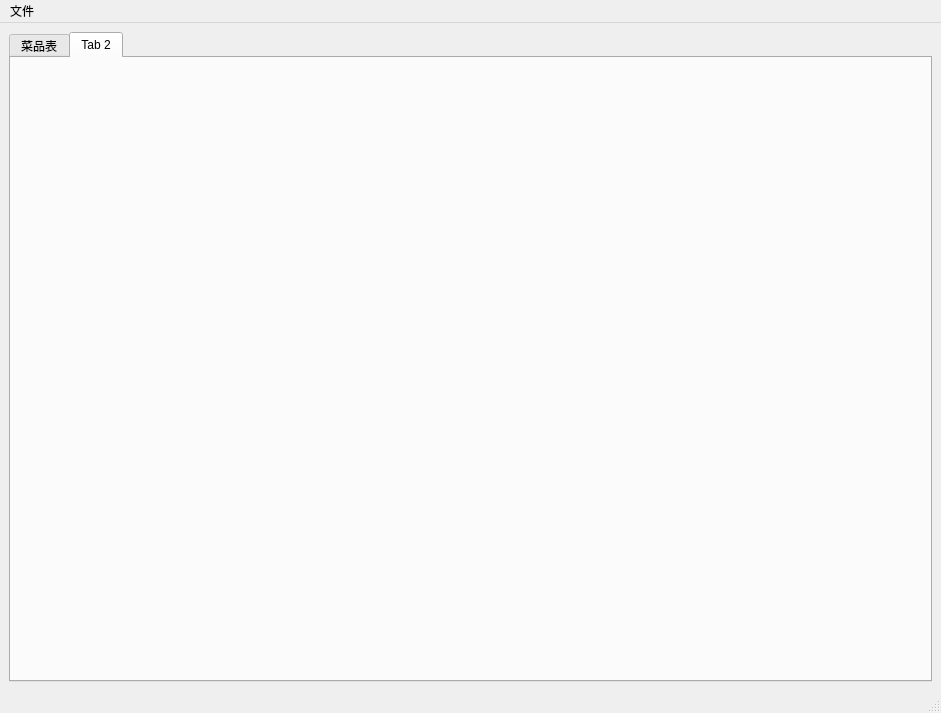
Above: main.ui from NHawk-Ke/restaurants_accounting before the change. Below: the same form after it.
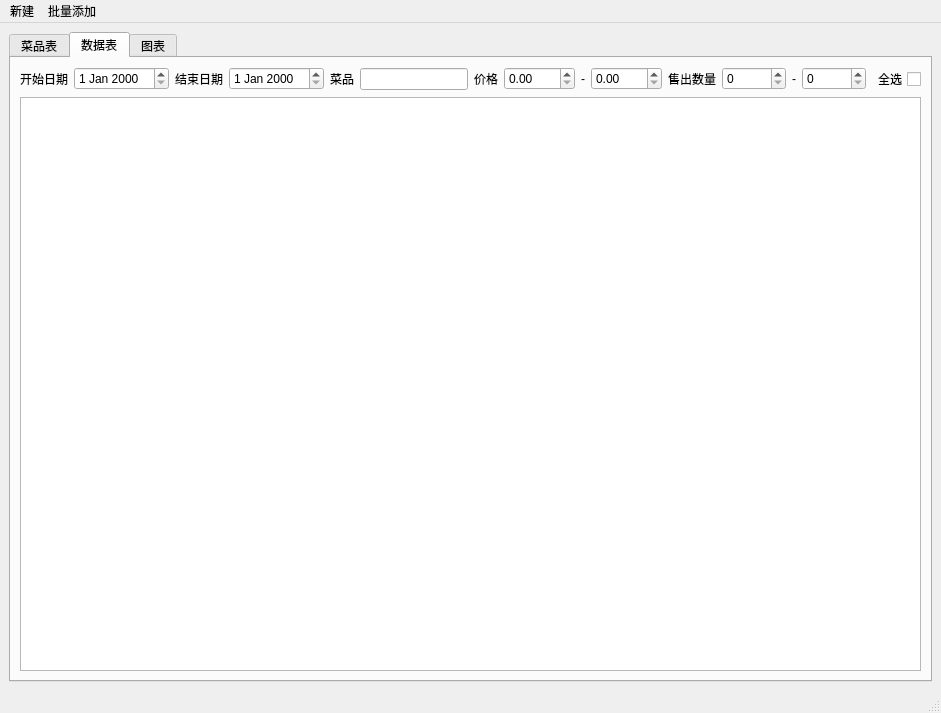
That is the form after the change. The open tabs and pages were chosen to show the change.

Commit message: Basic functionality finished. Do a bit UI now

What changed in the file:
```diff
--- a/main.ui
+++ b/main.ui
@@ -16,8 +16,11 @@
   <widget class="QWidget" name="centralwidget">
    <layout class="QGridLayout" name="gridLayout">
     <item row="2" column="0">
-     <widget class="QTabWidget" name="page_tab">
-      <widget class="QWidget" name="tab">
+     <widget class="QTabWidget" name="tabWidget">
+      <property name="currentIndex">
+       <number>0</number>
+      </property>
+      <widget class="QWidget" name="dish_table_tab">
        <attribute name="title">
         <string>菜品表</string>
        </attribute>
@@ -189,8 +192,177 @@
       </widget>
       <widget class="QWidget" name="tab_2">
        <attribute name="title">
-        <string>Tab 2</string>
+        <string>数据表</string>
        </attribute>
+       <layout class="QGridLayout" name="gridLayout_3">
+        <item row="0" column="0">
+         <layout class="QHBoxLayout" name="horizontalLayout_2">
+          <item>
+           <widget class="QLabel" name="label_7">
+            <property name="text">
+             <string>开始日期</string>
+            </property>
+           </widget>
+          </item>
+          <item>
+           <widget class="QDateEdit" name="lower_data_dateEdit">
+            <property name="sizePolicy">
+             <sizepolicy hsizetype="Expanding" vsizetype="Fixed">
+              <horstretch>0</horstretch>
+              <verstretch>0</verstretch>
+             </sizepolicy>
+            </property>
+           </widget>
+          </item>
+          <item>
+           <widget class="QLabel" name="label_8">
+            <property name="text">
+             <string>结束日期</string>
+            </property>
+           </widget>
+          </item>
+          <item>
+           <widget class="QDateEdit" name="higher_data_dateEdit">
+            <property name="sizePolicy">
+             <sizepolicy hsizetype="Expanding" vsizetype="Fixed">
+              <horstretch>0</horstretch>
+              <verstretch>0</verstretch>
+             </sizepolicy>
+            </property>
+           </widget>
+          </item>
+          <item>
+           <widget class="QLabel" name="label_6">
+            <property name="text">
+             <string>菜品</string>
+            </property>
+           </widget>
+          </item>
+          <item>
+           <widget class="QLineEdit" name="data_lineEdit"/>
+          </item>
+          <item>
+           <widget class="QLabel" name="label_11">
+            <property name="text">
+             <string>价格</string>
+            </property>
+           </widget>
+          </item>
+          <item>
+           <widget class="QDoubleSpinBox" name="lower_data_doubleSpinBox">
+            <property name="sizePolicy">
+             <sizepolicy hsizetype="Expanding" vsizetype="Fixed">
+              <horstretch>0</horstretch>
+              <verstretch>0</verstretch>
+             </sizepolicy>
+            </property>
+            <property name="maximum">
+             <double>9999.000000000000000</double>
+            </property>
+           </widget>
+          </item>
+          <item>
+           <widget class="QLabel" name="label_12">
+            <property name="text">
+             <string>-</string>
+            </property>
+           </widget>
+          </item>
+          <item>
+           <widget class="QDoubleSpinBox" name="higher_data_doubleSpinBox">
+            <property name="sizePolicy">
+             <sizepolicy hsizetype="Expanding" vsizetype="Fixed">
+              <horstretch>0</horstretch>
+              <verstretch>0</verstretch>
+             </sizepolicy>
+            </property>
+            <property name="maximum">
+             <double>9999.000000000000000</double>
+            </property>
+           </widget>
+          </item>
+          <item>
+           <widget class="QLabel" name="label_9">
+            <property name="text">
+             <string>售出数量</string>
+            </property>
+           </widget>
+          </item>
+          <item>
+           <widget class="QSpinBox" name="lower_data_spinBox">
+            <property name="sizePolicy">
+             <sizepolicy hsizetype="Expanding" vsizetype="Fixed">
+              <horstretch>0</horstretch>
+              <verstretch>0</verstretch>
+             </sizepolicy>
+            </property>
+            <property name="maximum">
+             <number>9999</number>
+            </property>
+           </widget>
+          </item>
+          <item>
+           <widget class="QLabel" name="label_10">
+            <property name="text">
+             <string>-</string>
+            </property>
+           </widget>
+          </item>
+          <item>
+           <widget class="QSpinBox" name="higher_data_spinBox">
+            <property name="sizePolicy">
+             <sizepolicy hsizetype="Expanding" vsizetype="Fixed">
+              <horstretch>0</horstretch>
+              <verstretch>0</verstretch>
+             </sizepolicy>
+            </property>
+            <property name="maximum">
+             <number>9999</number>
+            </property>
+           </widget>
+          </item>
+          <item>
+           <widget class="QCheckBox" name="data_all_check_checkBox">
+            <property name="layoutDirection">
+             <enum>Qt::RightToLeft</enum>
+            </property>
+            <property name="text">
+             <string>全选</string>
+            </property>
+           </widget>
+          </item>
+         </layout>
+        </item>
+        <item row="1" column="0">
+         <widget class="QTableView" name="data_tableView">
+          <property name="focusPolicy">
+           <enum>Qt::NoFocus</enum>
+          </property>
+          <property name="editTriggers">
+           <set>QAbstractItemView::NoEditTriggers</set>
+          </property>
+          <property name="selectionBehavior">
+           <enum>QAbstractItemView::SelectRows</enum>
+          </property>
+          <property name="sortingEnabled">
+           <bool>true</bool>
+          </property>
+          <attribute name="verticalHeaderDefaultSectionSize">
+           <number>50</number>
+          </attribute>
+         </widget>
+        </item>
+       </layout>
+      </widget>
+      <widget class="QWidget" name="graph_tab">
+       <attribute name="title">
+        <string>图表</string>
+       </attribute>
+       <layout class="QGridLayout" name="gridLayout_4">
+        <item row="0" column="0">
+         <layout class="QGridLayout" name="gridLayout_5"/>
+        </item>
+       </layout>
       </widget>
      </widget>
     </item>
@@ -207,11 +379,19 @@
    </property>
    <widget class="QMenu" name="menu">
     <property name="title">
-     <string>文件</string>
+     <string>新建</string>
     </property>
     <addaction name="action_new_dish"/>
    </widget>
+   <widget class="QMenu" name="menu_2">
+    <property name="title">
+     <string>批量添加</string>
+    </property>
+    <addaction name="action_new_dish_multi"/>
+    <addaction name="action_new_data_multi"/>
+   </widget>
    <addaction name="menu"/>
+   <addaction name="menu_2"/>
   </widget>
   <widget class="QStatusBar" name="statusbar"/>
   <action name="action_new_dish">
```
Left out of the diff: 77 changed lines with no effect on the pictures. The commit also changes 6 other files.
